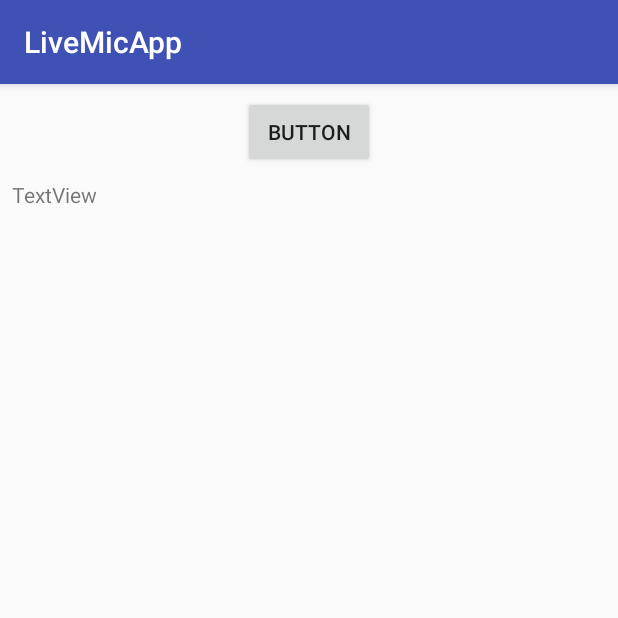
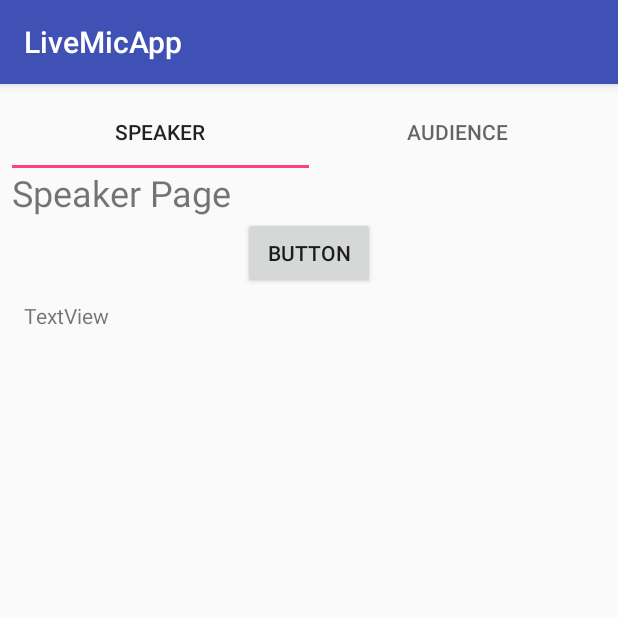
Before and after one commit to padster/LiveMicApp, an Android app: the screen it shows after launch (MainActivity), on a phone screen of 412 x 824 dp, the top half of it. Run offline under Robolectric (Android 15) with nearby library versions, the phone set to English and light mode, and no system bars.

Commit message:
Started working on the normal app UI

```diff
--- a/app/build.gradle
+++ b/app/build.gradle
@@ -31,4 +31,5 @@ dependencies {
     compile 'com.android.support.constraint:constraint-layout:1.0.2'
     compile 'com.microsoft.projectoxford:speechrecognition:1.2.2'
     testCompile 'junit:junit:4.12'
+    compile 'com.android.support:design:26.+'
 }
--- a/app/src/main/java/com/livemic/livemicapp/MainActivity.java
+++ b/app/src/main/java/com/livemic/livemicapp/MainActivity.java
@@ -4,11 +4,14 @@ import android.Manifest;
 import android.content.pm.PackageManager;
 import android.support.v4.app.ActivityCompat;
 import android.support.v4.content.ContextCompat;
+import android.support.v4.view.ViewPager;
 import android.support.v7.app.AppCompatActivity;
 import android.os.Bundle;
 import android.util.Log;
 import android.view.View;
 import android.widget.TextView;
+
+import com.livemic.livemicapp.ui.MicPagerAdapter;
 
 import java.util.Collection;
 
@@ -20,6 +23,10 @@ public class MainActivity extends AppCompatActivity implements TextChatLog {
     super.onCreate(savedInstanceState);
     setContentView(R.layout.activity_main);
     maybeRequestRecordAudioPermission();
+
+    MicPagerAdapter pagerAdapter = new MicPagerAdapter(this);
+    ViewPager pager = (ViewPager) findViewById(R.id.mainPager);
+    pager.setAdapter(pagerAdapter);
 
     rewriter = new SoundRewriter();
   }
--- /dev/null
+++ b/app/src/main/java/com/livemic/livemicapp/ui/MicPagerAdapter.java
@@ -0,0 +1,46 @@
+package com.livemic.livemicapp.ui;
+
+
+import android.app.Activity;
+import android.support.v4.view.PagerAdapter;
+import android.view.View;
+
+import com.livemic.livemicapp.R;
+
+public class MicPagerAdapter extends PagerAdapter {
+  private final Activity ctx;
+  private static final String[] TITLES = new String[]{"Speaker", "Audience"};
+
+  public MicPagerAdapter(Activity ctx) {
+    this.ctx = ctx;
+  }
+
+  @Override
+  public CharSequence getPageTitle(int position) {
+    return TITLES[position];
+  }
+
+  @Override
+  public Object instantiateItem(View collection, int position) {
+    int resId = 0;
+    switch (position) {
+      case 0:
+        resId = R.id.speakerPage;
+        break;
+      case 1:
+        resId = R.id.audiencePage;
+        break;
+    }
+    return ctx.findViewById(resId);
+  }
+
+  @Override
+  public int getCount() {
+    return 2;
+  }
+
+  @Override
+  public boolean isViewFromObject(View arg0, Object arg1) {
+    return arg0 == ((View) arg1);
+  }
+}
--- a/app/src/main/res/layout/activity_main.xml
+++ b/app/src/main/res/layout/activity_main.xml
@@ -7,20 +7,69 @@
     android:layout_height="match_parent"
     tools:context="com.livemic.livemicapp.MainActivity">
 
+    <android.support.v4.view.ViewPager
+        android:id="@+id/mainPager"
+        android:layout_width="0dp"
+        android:layout_height="0dp"
+        android:layout_marginBottom="8dp"
+        android:layout_marginLeft="8dp"
+        android:layout_marginRight="8dp"
+        android:layout_marginTop="8dp"
+        app:layout_constraintBottom_toBottomOf="parent"
+        app:layout_constraintLeft_toLeftOf="parent"
+        app:layout_constraintRight_toRightOf="parent"
+        app:layout_constraintTop_toTopOf="parent"
+        android:layout_marginStart="8dp"
+        android:layout_marginEnd="8dp">
+
+        <android.support.design.widget.TabLayout
+            android:layout_width="match_parent"
+            android:layout_height="wrap_content"
+            android:layout_marginLeft="8dp"
+            android:layout_marginRight="8dp"
+            android:layout_marginTop="8dp"
+            app:layout_constraintLeft_toLeftOf="parent"
+            app:layout_constraintRight_toRightOf="parent"
+            app:layout_constraintTop_toTopOf="parent">
+
+            <android.support.design.widget.TabItem
+                android:layout_width="wrap_content"
+                android:layout_height="wrap_content"/>
+
+            <android.support.design.widget.TabItem
+                android:layout_width="wrap_content"
+                android:layout_height="wrap_content"/>
+        </android.support.design.widget.TabLayout>
+
+        <android.support.constraint.ConstraintLayout
+            android:id="@+id/speakerPage"
+            android:layout_width="match_parent"
+            android:layout_height="match_parent"
+            android:orientation="vertical">
+
+            <TextView
+                android:id="@+id/speakerText"
+                android:layout_width="0dp"
+                android:layout_height="wrap_content"
+                android:text="Speaker Page"
+                android:textSize="24dp"
+                app:layout_constraintLeft_toLeftOf="parent"
+                app:layout_constraintRight_toRightOf="parent"
+                app:layout_constraintTop_toTopOf="parent"/>
+
             <Button
                 android:id="@+id/button"
                 android:layout_width="wrap_content"
                 android:layout_height="wrap_content"
+                android:layout_marginEnd="8dp"
+                android:layout_marginLeft="8dp"
+                android:layout_marginRight="8dp"
+                android:layout_marginStart="8dp"
+                android:onClick="start"
                 android:text="Button"
-        android:onClick="start"
-        app:layout_constraintTop_toTopOf="parent"
-        android:layout_marginTop="8dp"
-        android:layout_marginLeft="8dp"
                 app:layout_constraintLeft_toLeftOf="parent"
-        android:layout_marginRight="8dp"
                 app:layout_constraintRight_toRightOf="parent"
-        android:layout_marginStart="8dp"
-        android:layout_marginEnd="8dp"/>
+                app:layout_constraintTop_toBottomOf="@+id/speakerText"/>
 
             <TextView
                 android:id="@+id/messageLog"
@@ -36,6 +85,24 @@
                 app:layout_constraintHorizontal_bias="1.0"
                 app:layout_constraintLeft_toLeftOf="parent"
                 app:layout_constraintRight_toRightOf="parent"
-        app:layout_constraintTop_toBottomOf="@+id/button"/>
+                app:layout_constraintTop_toBottomOf="@+id/button" />
+        </android.support.constraint.ConstraintLayout>
+
+        <android.support.constraint.ConstraintLayout
+            android:id="@+id/audiencePage"
+            android:layout_width="match_parent"
+            android:layout_height="match_parent"
+            android:orientation="vertical">
+
+            <TextView
+                android:layout_width="0dp"
+                android:layout_height="0dp"
+                android:text="Audience Page"
+                android:textSize="24dp"
+                tools:layout_editor_absoluteX="8dp"
+                tools:layout_editor_absoluteY="89dp"/>
+        </android.support.constraint.ConstraintLayout>
+
+    </android.support.v4.view.ViewPager>
 
 </android.support.constraint.ConstraintLayout>
```
Lines whose indentation alone changed are shown as unchanged.
